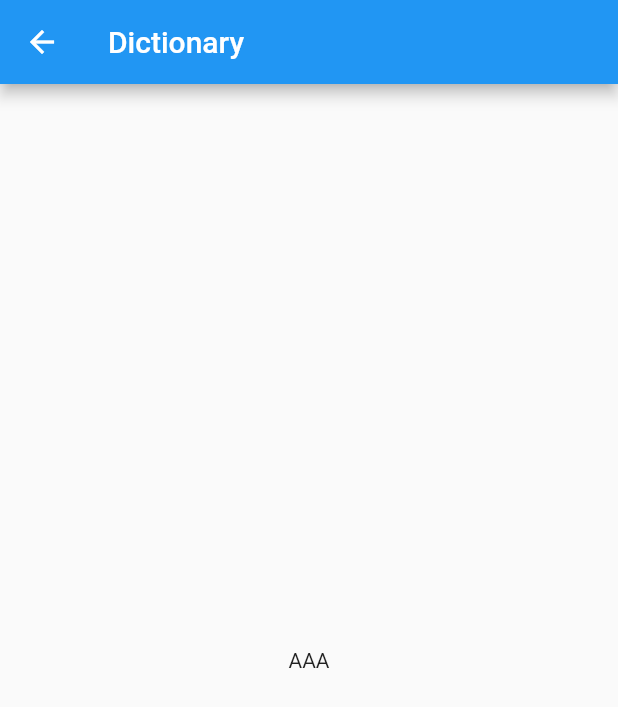
After one commit to lesiak/flashcards, a Flutter app: the screen it shows after launch, after a tap on "Dictionary", on a phone screen of 412 x 824 dp. The commit adds this screen. Shown: the top 707 px of the screen. Run offline on Flutter 3.47's test engine with Material 2 defaults, Android fonts, the phone set to English and light mode, and no system bars; our stand-ins replace yaml.

Commit message:
Added dictionary screen

```diff
--- a/lib/app.dart
+++ b/lib/app.dart
@@ -1,3 +1,4 @@
+import 'package:flashcards/widgets/dictionary_screen.dart';
 import 'package:flashcards/widgets/select_deck_widget.dart';
 import 'package:flutter/material.dart';
 
@@ -17,6 +18,13 @@ class App extends StatelessWidget {
           return SelectDeckWidget();
         },
       );
-    } else throw Exception('Unknown route $routeSettings.name');
+    } else if (routeSettings.name == '/dictionary') {
+      return MaterialPageRoute(
+        builder: (BuildContext context) {
+          return DictionaryScreen();
+        },
+      );
+    }
+    else throw Exception('Unknown route ${routeSettings.name}');
   }
 }
--- /dev/null
+++ b/lib/widgets/dictionary_screen.dart
@@ -0,0 +1,12 @@
+import 'package:flutter/cupertino.dart';
+import 'package:flutter/material.dart';
+
+class DictionaryScreen extends StatelessWidget {
+  @override
+  Widget build(BuildContext context) {
+    return Scaffold(
+      appBar: AppBar(title: Text("Dictionary")),
+      body: Center(child: Text('AAA')),
+    );
+  }
+}
--- a/lib/widgets/select_deck_widget.dart
+++ b/lib/widgets/select_deck_widget.dart
@@ -33,6 +33,7 @@ class SelectDeckWidgetState extends State<SelectDeckWidget> {
             children: <Widget>[
               FlatButton(
                 child: Text('Dictionary'),
+                onPressed: () => Navigator.pushNamed(context, '/dictionary'),
               ),
               FlatButton(
                 child: Text('Dictionary'),
```
